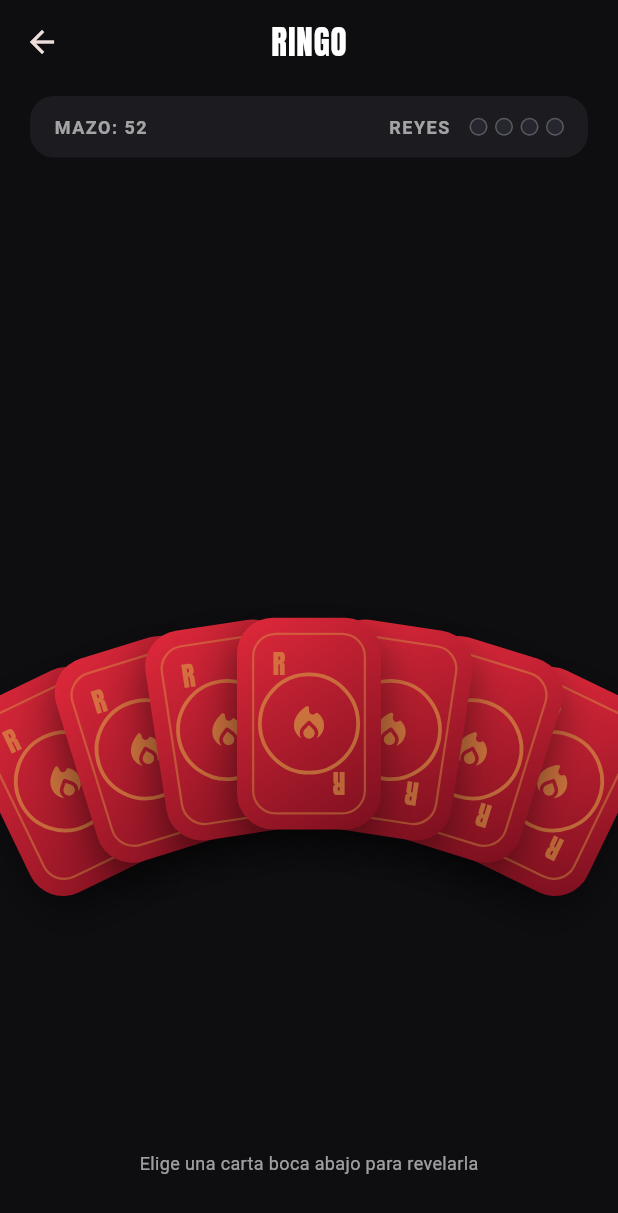
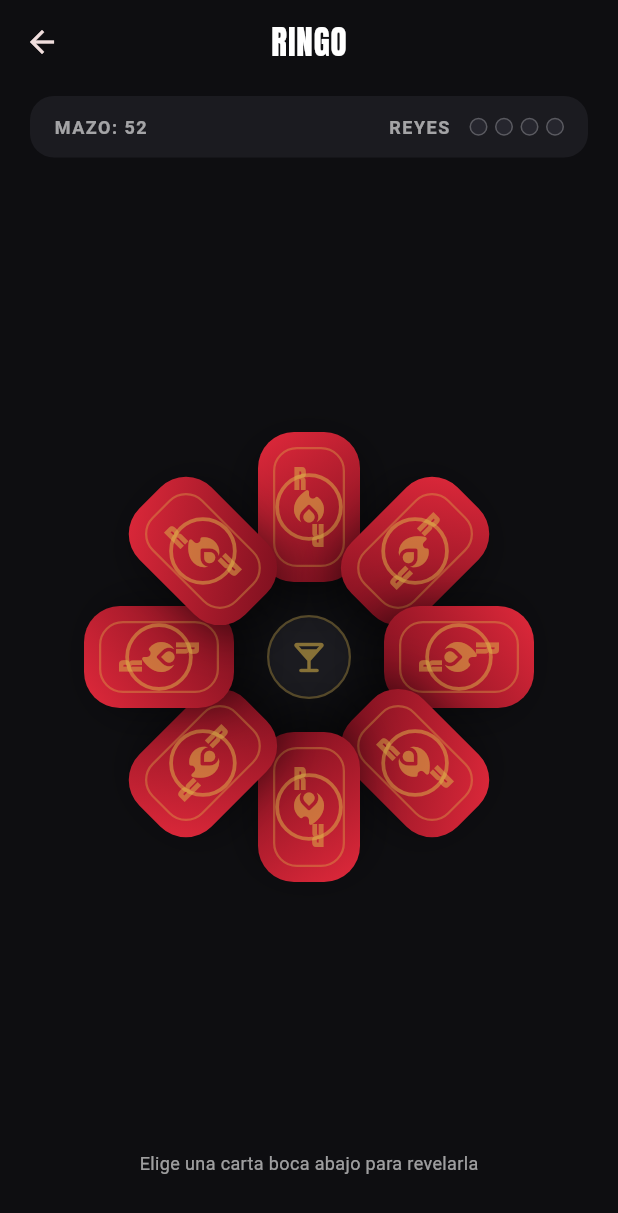
Before and after one commit to jvvdix/rojo-negro-app, a Flutter app: the RingoScreen screen opened directly, on a phone screen of 412 x 824 dp. Shown: the top 1213 px of the screen. Run offline on Flutter 3.47's test engine with Material 3 defaults, Android fonts, the phone set to English and light mode, and no system bars; our stand-ins replace shared_preferences; accounts and stored records are empty.

Commit message:
Lay Ringo cards out in a ring instead of a hand-held fan (#3)
Matches the classic Kings Cup table setup: 8 face-down cards arranged
in a circle around a small central glass, instead of a fanned hand.
The central glass also ties visually into the King's rule of pouring
into it.

Co-authored-by: judith :) <jvvdix@users.noreply.github.com>
Co-authored-by: Claude Sonnet 5 <noreply@anthropic.com>

```diff
--- a/lib/screens/ringo_screen.dart
+++ b/lib/screens/ringo_screen.dart
@@ -42,7 +42,7 @@ class RingoScreen extends StatefulWidget {
 
 class _RingoScreenState extends State<RingoScreen>
     with SingleTickerProviderStateMixin {
-  static const _spreadSize = 7;
+  static const _spreadSize = 8;
   static const _dismissCooldown = Duration(milliseconds: 260);
 
   late Deck _deck;
@@ -153,8 +153,8 @@ class _RingoScreenState extends State<RingoScreen>
             )
           : deckEmpty
           ? const SizedBox(key: ValueKey('empty'))
-          : _FanSpread(
-              key: const ValueKey('fan'),
+          : _CardRing(
+              key: const ValueKey('ring'),
               cards: spread,
               onPick: _inputLocked ? null : _reveal,
             ),
@@ -291,57 +291,79 @@ class _StatusBar extends StatelessWidget {
   }
 }
 
-/// A face-down hand of the next cards to be drawn, splayed like a fan held in
-/// the hand. The player is free to lift whichever one they want.
-class _FanSpread extends StatelessWidget {
+/// The face-down deck laid out as a ring around the central glass — the
+/// classic Kings Cup table setup. The player is free to lift whichever card
+/// they want out of the circle.
+class _CardRing extends StatelessWidget {
+  static const _cardWidth = 68.0;
+  static const _maxDiameter = 320.0;
+
   final List<PlayingCard> cards;
   final ValueChanged<PlayingCard>? onPick;
 
-  const _FanSpread({super.key, required this.cards, required this.onPick});
+  const _CardRing({super.key, required this.cards, required this.onPick});
 
   @override
   Widget build(BuildContext context) {
     final count = cards.length;
-    final mid = (count - 1) / 2;
-    // Paint the outer cards first and the center-most card last (on top),
-    // like a real fanned hand held in front of you.
-    final paintOrder = List<int>.generate(count, (i) => i)
-      ..sort((a, b) => (b - mid).abs().compareTo((a - mid).abs()));
-
+    return LayoutBuilder(
+      builder: (context, constraints) {
+        final diameter = min(constraints.maxWidth, _maxDiameter);
+        final radius = diameter / 2 - 60;
         return SizedBox(
-      height: 230,
-      width: double.infinity,
+          width: diameter,
+          height: diameter,
           child: Stack(
-        alignment: Alignment.bottomCenter,
-        clipBehavior: Clip.none,
+            alignment: Alignment.center,
             children: [
-          for (final i in paintOrder) _buildCard(i, count, mid, cards[i]),
+              const _CentralGlass(),
+              for (var i = 0; i < count; i++)
+                _buildCard(i, count, radius, cards[i]),
             ],
           ),
         );
+      },
+    );
   }
 
-  Widget _buildCard(int i, int count, double mid, PlayingCard card) {
-    final d = i - mid;
-    final angle = d * 0.15;
-    final dx = d * 44.0;
-    final dy = d * d * 3.5;
-    return Positioned(
-      bottom: -dy,
-      child: Transform.translate(
-        offset: Offset(dx, 0),
+  Widget _buildCard(int i, int count, double radius, PlayingCard card) {
+    final angle = (i / count) * 2 * pi;
+    return Transform.translate(
+      offset: Offset(radius * sin(angle), -radius * cos(angle)),
       child: Transform.rotate(
         angle: angle,
-          alignment: Alignment.bottomCenter,
         child: SizedBox(
           key: ValueKey(card),
-            width: 96,
+          width: _cardWidth,
           child: TapScale(
             onTap: onPick == null ? null : () => onPick!(card),
             child: const CardBackWidget(),
           ),
         ),
       ),
+    );
+  }
+}
+
+/// The central glass every King fills — the ring's fixed point, and the
+/// thing the 4th King finally empties.
+class _CentralGlass extends StatelessWidget {
+  const _CentralGlass();
+
+  @override
+  Widget build(BuildContext context) {
+    return Container(
+      width: 56,
+      height: 56,
+      decoration: BoxDecoration(
+        shape: BoxShape.circle,
+        color: kSurface,
+        border: Border.all(color: kGold.withValues(alpha: 0.35), width: 1.5),
+      ),
+      child: Icon(
+        Icons.local_bar_rounded,
+        color: kGold.withValues(alpha: 0.55),
+        size: 26,
       ),
     );
   }
```
Lines whose indentation alone changed are shown as unchanged.
